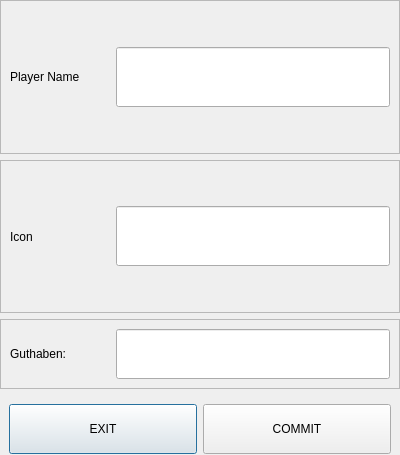
Above: uiFiles/addPlayerDialog.ui from HausMeister008/TikTakToeWithDavid before the change. Below: the same form after it.
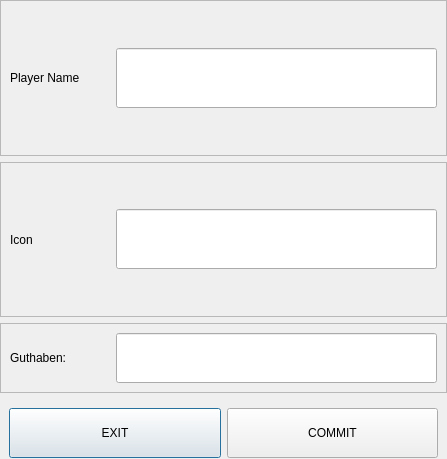
That is the form after the change.

The edit to the form file:
```diff
--- a/uiFiles/addPlayerDialog.ui
+++ b/uiFiles/addPlayerDialog.ui
@@ -6,8 +6,8 @@
    <rect>
     <x>0</x>
     <y>0</y>
-    <width>400</width>
-    <height>455</height>
+    <width>447</width>
+    <height>459</height>
    </rect>
   </property>
   <property name="windowTitle">
```
